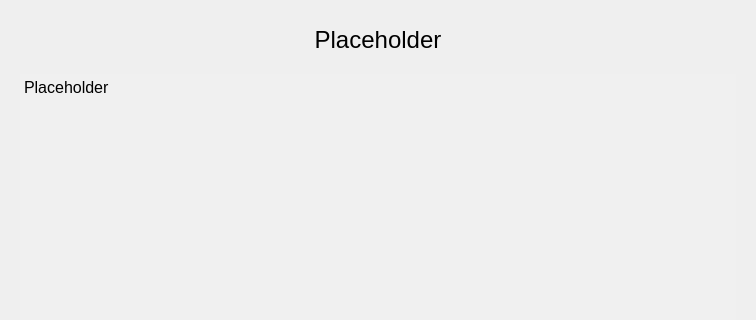
Old version of the form src/python3/Interfaces/InterfaceLayouts/TOJExperiment.ui in the repository McMasterRS/auditory-research-suite; both pictures show x 0 to 756 and y 0 to 320 of the 756 by 774 pixel window.
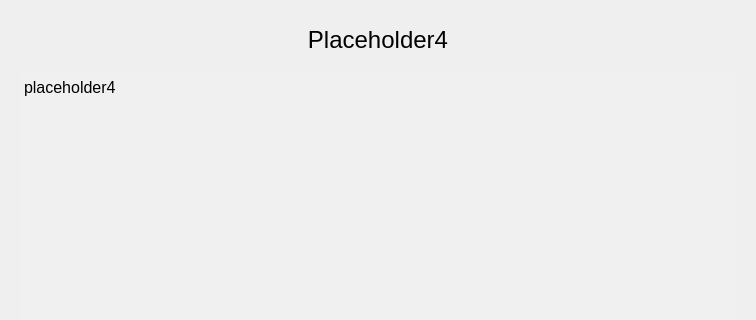
New version of the form. The open tabs and pages were chosen to show the change. Custom widgets are drawn as their Qt base class.

```diff
--- a/src/python3/Interfaces/InterfaceLayouts/TOJExperiment.ui
+++ b/src/python3/Interfaces/InterfaceLayouts/TOJExperiment.ui
@@ -364,6 +364,91 @@
        </item>
       </layout>
      </widget>
+     <widget class="QWidget" name="page_4">
+      <layout class="QVBoxLayout" name="verticalLayout_2">
+       <property name="spacing">
+        <number>20</number>
+       </property>
+       <property name="topMargin">
+        <number>15</number>
+       </property>
+       <item>
+        <widget class="QLabel" name="lbCompleteTitle">
+         <property name="font">
+          <font>
+           <pointsize>18</pointsize>
+          </font>
+         </property>
+         <property name="text">
+          <string>Placeholder4</string>
+         </property>
+         <property name="alignment">
+          <set>Qt::AlignCenter</set>
+         </property>
+        </widget>
+       </item>
+       <item>
+        <widget class="QTextBrowser" name="tbCompleteText">
+         <property name="palette">
+          <palette>
+           <active>
+            <colorrole role="Base">
+             <brush brushstyle="SolidPattern">
+              <color alpha="255">
+               <red>240</red>
+               <green>240</green>
+               <blue>240</blue>
+              </color>
+             </brush>
+            </colorrole>
+           </active>
+           <inactive>
+            <colorrole role="Base">
+             <brush brushstyle="SolidPattern">
+              <color alpha="255">
+               <red>240</red>
+               <green>240</green>
+               <blue>240</blue>
+              </color>
+             </brush>
+            </colorrole>
+           </inactive>
+           <disabled>
+            <colorrole role="Base">
+             <brush brushstyle="SolidPattern">
+              <color alpha="255">
+               <red>240</red>
+               <green>240</green>
+               <blue>240</blue>
+              </color>
+             </brush>
+            </colorrole>
+           </disabled>
+          </palette>
+         </property>
+         <property name="font">
+          <font>
+           <pointsize>12</pointsize>
+          </font>
+         </property>
+         <property name="frameShape">
+          <enum>QFrame::NoFrame</enum>
+         </property>
+         <property name="html">
+          <string>&lt;!DOCTYPE HTML PUBLIC &quot;-//W3C//DTD HTML 4.0//EN&quot; &quot;http://www.w3.org/TR/REC-html40/strict.dtd&quot;&gt;
+&lt;html&gt;&lt;head&gt;&lt;meta name=&quot;qrichtext&quot; content=&quot;1&quot; /&gt;&lt;style type=&quot;text/css&quot;&gt;
+p, li { white-space: pre-wrap; }
+&lt;/style&gt;&lt;/head&gt;&lt;body style=&quot; font-family:'MS Shell Dlg 2'; font-size:12pt; font-weight:400; font-style:normal;&quot;&gt;
+&lt;p style=&quot; margin-top:0px; margin-bottom:0px; margin-left:0px; margin-right:0px; -qt-block-indent:0; text-indent:0px;&quot;&gt;placeholder4&lt;/p&gt;
+&lt;p style=&quot;-qt-paragraph-type:empty; margin-top:0px; margin-bottom:0px; margin-left:0px; margin-right:0px; -qt-block-indent:0; text-indent:0px;&quot;&gt;&lt;br /&gt;&lt;/p&gt;&lt;/body&gt;&lt;/html&gt;</string>
+         </property>
+         <property name="textInteractionFlags">
+          <set>Qt::NoTextInteraction</set>
+         </property>
+        </widget>
+       </item>
+      </layout>
+     </widget>
     </widget>
    </item>
    <item>
@@ -428,6 +513,13 @@
    </item>
   </layout>
  </widget>
+ <customwidgets>
+  <customwidget>
+   <class>PlotWidget</class>
+   <extends>QGraphicsView</extends>
+   <header>pyqtgraph</header>
+  </customwidget>
+ </customwidgets>
  <resources/>
  <connections/>
 </ui>
```
Left out of the diff: 24 changed lines with no effect on the pictures.
